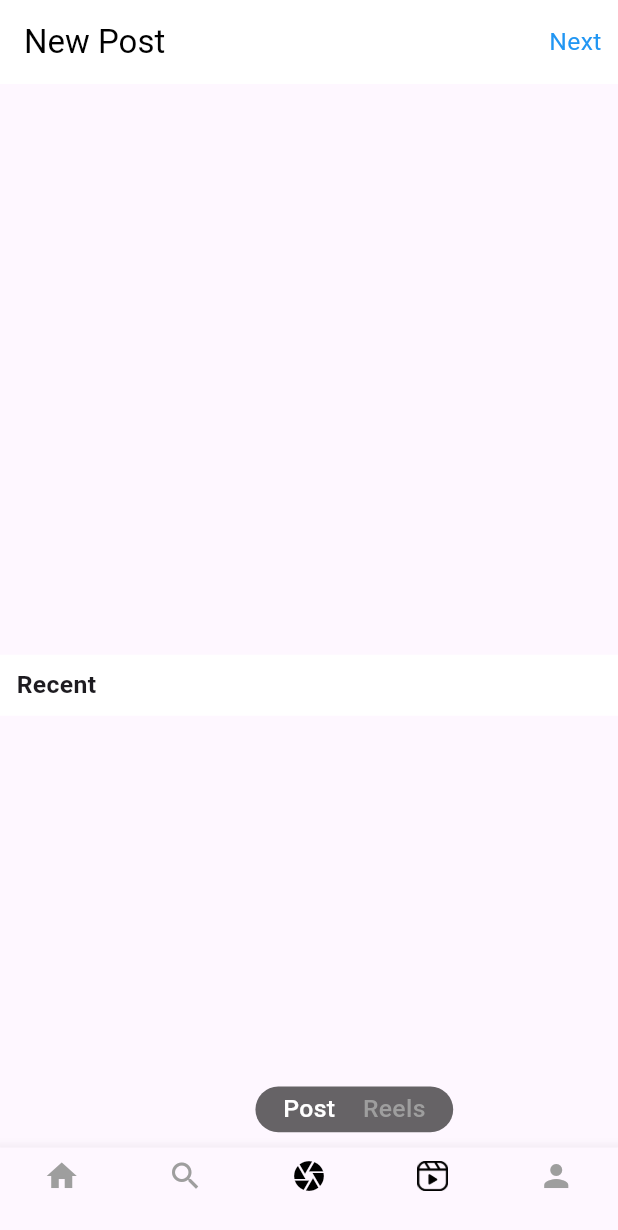
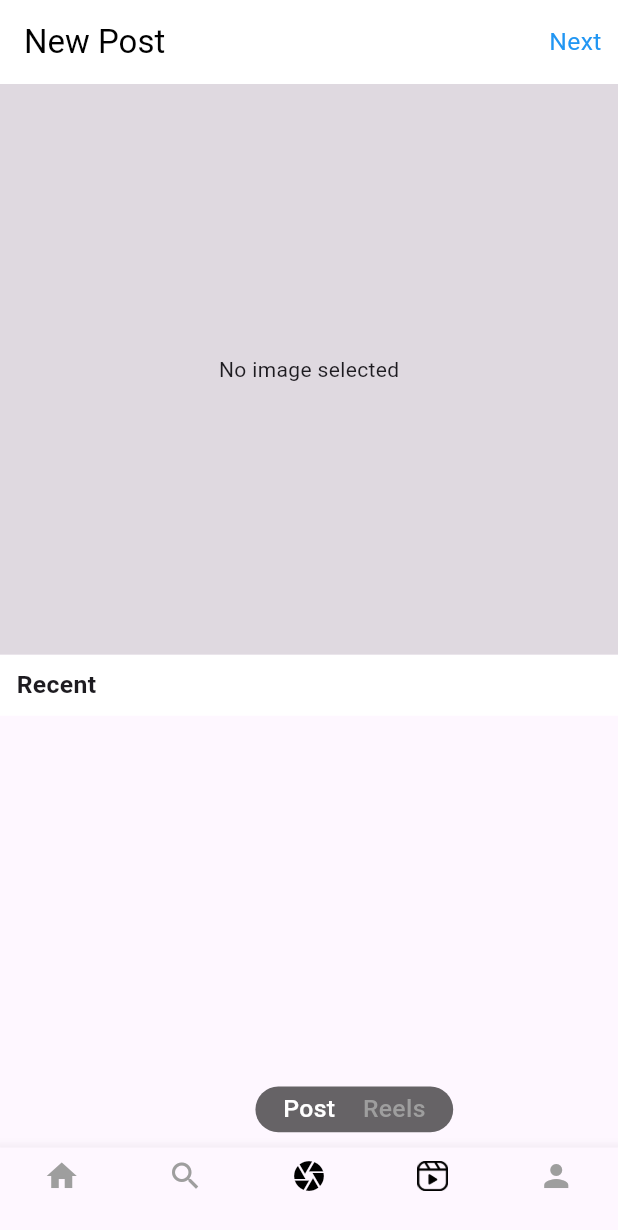
Before and after one commit to nhanlekha/mid_term, a Flutter app: the screen it shows once a user with an empty profile is signed in, swiped to page 3, on a phone screen of 412 x 824 dp. Shown: the top 1230 px of the screen. Run offline on Flutter 3.47's test engine with Material 3 defaults, Android fonts, the phone set to English and light mode, and no system bars; our stand-ins replace cached_network_image, camera, cloud_firestore, date_format, emoji_picker_flutter, firebase_auth and 7 more; missing offline and left inert: external_path, photo_manager; accounts and stored records are empty.

Commit message:
nguyennvv fix post

```diff
--- a/lib/screen/add_post_camera.dart
+++ b/lib/screen/add_post_camera.dart
@@ -7,7 +7,6 @@ import 'package:gap/gap.dart';
 import 'package:photo_manager/photo_manager.dart';
 
 import 'addpost_text.dart';
-
 
 class CameraScreens extends StatelessWidget {
   const CameraScreens({super.key});
@@ -124,8 +123,6 @@ class _MainPageState extends State<MainPage> {
           if (imagesList.isNotEmpty)
             ElevatedButton(
               onPressed: () {
-                // Define your action here
-
                 Navigator.of(context).push(MaterialPageRoute(
                   builder: (context) => AddPostTextScreen(imagesList.first),
                 ));
--- a/lib/screen/add_post_screen.dart
+++ b/lib/screen/add_post_screen.dart
@@ -1,9 +1,7 @@
 import 'dart:io';
-
 import 'package:flutter/material.dart';
 import 'package:flutter_screenutil/flutter_screenutil.dart';
 import 'package:photo_manager/photo_manager.dart';
-
 import 'addpost_text.dart';
 
 class AddPostScreen extends StatefulWidget {
@@ -19,9 +17,14 @@ class _AddPostScreenState extends State<AddPostScreen> {
   File? _file;
   int currentPage = 0;
   int? lastPage;
+
   @override
-  _fetchNewMedia() async {
-    lastPage = currentPage;
+  void initState() {
+    super.initState();
+    _fetchNewMedia();
+  }
+
+  Future<void> _fetchNewMedia() async {
     final PermissionState ps = await PhotoManager.requestPermissionExtend();
     if (ps.isAuth) {
       List<AssetPathEntity> album =
@@ -29,56 +32,46 @@ class _AddPostScreenState extends State<AddPostScreen> {
       List<AssetEntity> media =
           await album[0].getAssetListPaged(page: currentPage, size: 60);
 
+      List<Widget> temp = [];
       for (var asset in media) {
-        if (asset.type == AssetType.image) {
         final file = await asset.file;
         if (file != null) {
           path.add(File(file.path));
-            _file = path[0];
-          }
-        }
-      }
-      List<Widget> temp = [];
-      for (var asset in media) {
+          _file ??= path[0];
+
           temp.add(
             FutureBuilder(
               future: asset.thumbnailDataWithSize(ThumbnailSize(200, 200)),
               builder: (context, snapshot) {
-              if (snapshot.connectionState == ConnectionState.done)
-                return Container(
-                  child: Stack(
-                    children: [
-                      Positioned.fill(
-                        child: Image.memory(
+                if (snapshot.connectionState == ConnectionState.done &&
+                    snapshot.hasData) {
+                  return Image.memory(
                     snapshot.data!,
                     fit: BoxFit.cover,
-                        ),
-                      ),
-                    ],
-                  ),
                   );
-
-              return Container();
+                }
+                return Container(color: Colors.grey); // Placeholder
               },
             ),
           );
         }
+      }
+
+      // Kiểm tra mounted trước khi gọi setState
+      if (mounted) {
         setState(() {
           _mediaList.addAll(temp);
           currentPage++;
         });
       }
+    } else {
+      print('Permission denied');
     }
-
-  @override
-  void initState() {
-    // TODO: implement initState
-    super.initState();
-    _fetchNewMedia();
   }
 
   int indexx = 0;
 
+  @override
   Widget build(BuildContext context) {
     return Scaffold(
       resizeToAvoidBottomInset: false,
@@ -89,16 +82,19 @@ class _AddPostScreenState extends State<AddPostScreen> {
           'New Post',
           style: TextStyle(color: Colors.black),
         ),
-        centerTitle: false,
         actions: [
           Center(
             child: Padding(
               padding: EdgeInsets.symmetric(horizontal: 10.w),
               child: GestureDetector(
                 onTap: () {
+                  if (_file != null) {
                     Navigator.of(context).push(MaterialPageRoute(
                       builder: (context) => AddPostTextScreen(_file!),
                     ));
+                  } else {
+                    print('No file selected');
+                  }
                 },
                 child: Text(
                   'Next',
@@ -110,46 +106,41 @@ class _AddPostScreenState extends State<AddPostScreen> {
         ],
       ),
       body: SafeArea(
-        child: SingleChildScrollView(
-          child: Container(
         child: Column(
           children: [
-                SizedBox(
+            Container(
               height: 375.h,
-                  child: GridView.builder(
-                    itemCount: _mediaList.isEmpty ? _mediaList.length : 1,
-                    gridDelegate:
-                        const SliverGridDelegateWithFixedCrossAxisCount(
-                      crossAxisCount: 1,
-                      mainAxisSpacing: 1,
-                      crossAxisSpacing: 1,
+              color: Colors.black12,
+              child: _file != null
+                  ? Image.file(
+                      _file!,
+                      fit: BoxFit.cover,
+                    )
+                  : const Center(child: Text('No image selected')),
             ),
-                    itemBuilder: (context, index) {
-                      return _mediaList[indexx];
-                    },
-                  ),
-                ),
+
             Container(
               width: double.infinity,
               height: 40.h,
               color: Colors.white,
-                  child: Row(
-                    children: [
-                      SizedBox(width: 10.w),
-                      Text(
+              padding: EdgeInsets.symmetric(horizontal: 10.w),
+              child: Align(
+                alignment: Alignment.centerLeft,
+                child: Text(
                   'Recent',
-                        style: TextStyle(
-                            fontSize: 15.sp, fontWeight: FontWeight.w600),
-                      ),
-                    ],
+                  style:
+                      TextStyle(fontSize: 15.sp, fontWeight: FontWeight.w600),
                 ),
               ),
-                GridView.builder(
-                  shrinkWrap: true,
+            ),
+
+            // Media Grid
+            Expanded(
+              child: GridView.builder(
                 itemCount: _mediaList.length,
                 gridDelegate: const SliverGridDelegateWithFixedCrossAxisCount(
                   crossAxisCount: 3,
-                    mainAxisSpacing: 1,
+                  mainAxisSpacing: 2,
                   crossAxisSpacing: 2,
                 ),
                 itemBuilder: (context, index) {
@@ -160,13 +151,22 @@ class _AddPostScreenState extends State<AddPostScreen> {
                         _file = path[index];
                       });
                     },
+                    child: Container(
+                      decoration: BoxDecoration(
+                        border: Border.all(
+                          color: index == indexx
+                              ? Colors.blue
+                              : Colors.transparent,
+                          width: 2,
+                        ),
+                      ),
                       child: _mediaList[index],
+                    ),
                   );
                 },
               ),
+            ),
           ],
-            ),
-          ),
         ),
       ),
     );
--- a/lib/screen/add_reels_screen.dart
+++ b/lib/screen/add_reels_screen.dart
@@ -24,9 +24,9 @@ class _AddReelsScreenState extends State<AddReelsScreen> {
     final PermissionState ps = await PhotoManager.requestPermissionExtend();
     if (ps.isAuth) {
       List<AssetPathEntity> album =
-      await PhotoManager.getAssetPathList(type: RequestType.video);
+          await PhotoManager.getAssetPathList(type: RequestType.video);
       List<AssetEntity> media =
-      await album[0].getAssetListPaged(page: currentPage, size: 60);
+          await album[0].getAssetListPaged(page: currentPage, size: 60);
 
       for (var asset in media) {
         if (asset.type == AssetType.video) {
@@ -113,6 +113,7 @@ class _AddReelsScreenState extends State<AddReelsScreen> {
   }
 
   int indexx = 0;
+  @override
   Widget build(BuildContext context) {
     return Scaffold(
       resizeToAvoidBottomInset: false,
```
Lines whose indentation alone changed are shown as unchanged.
